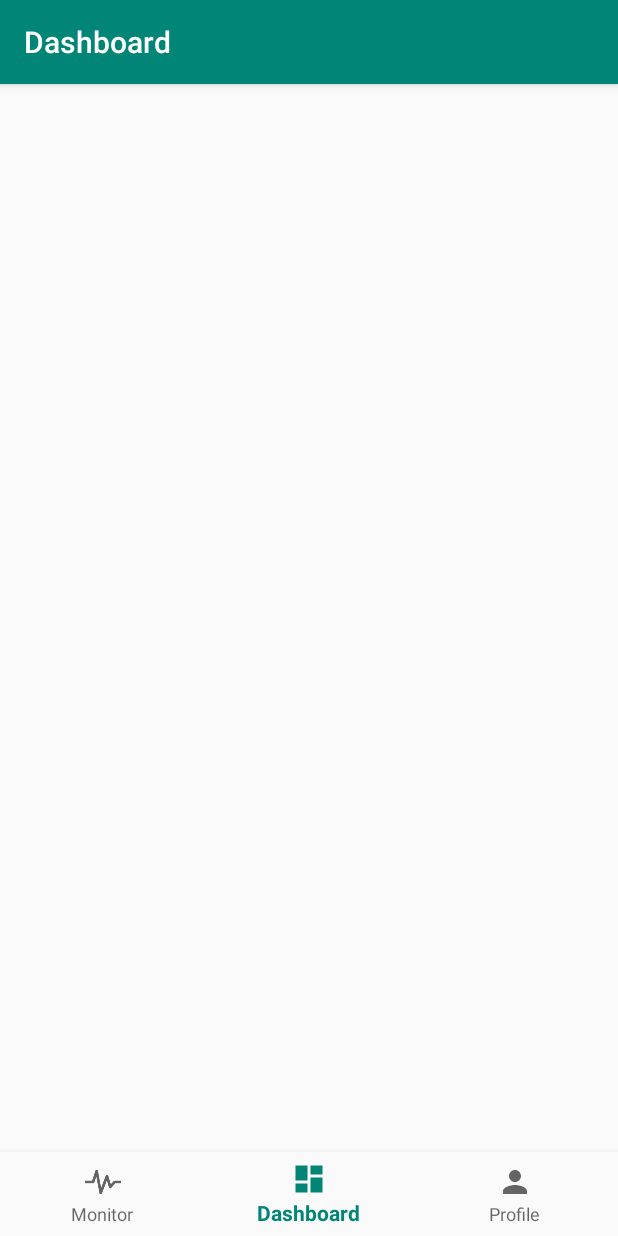
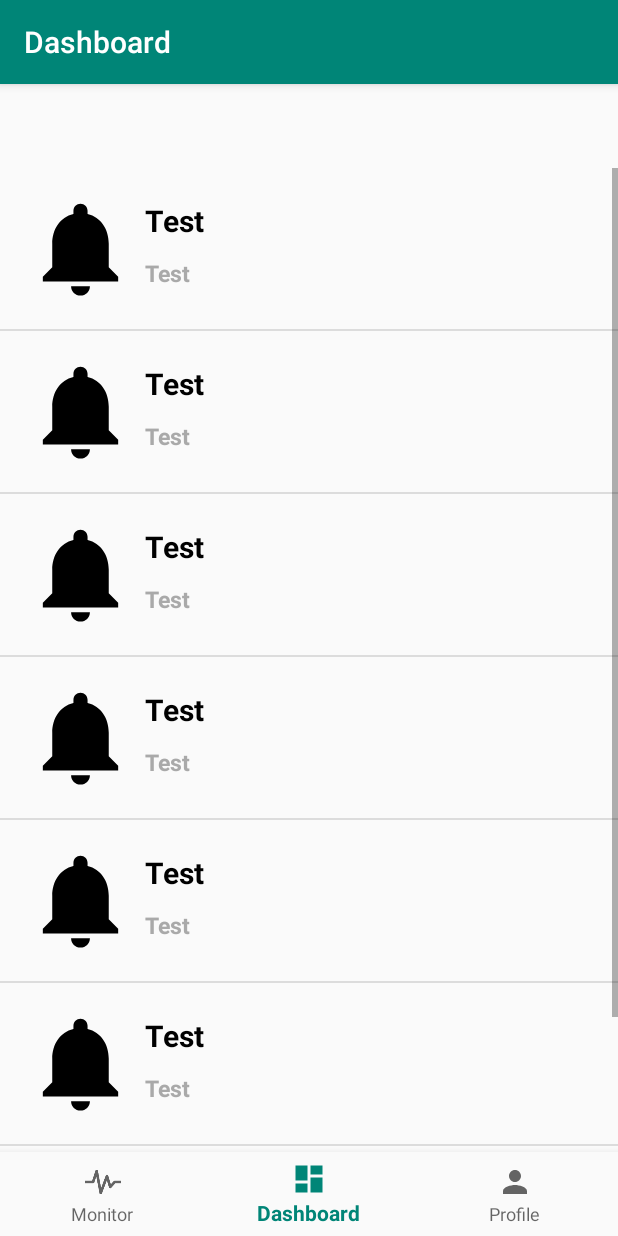
Before and after one commit to Zjjc123/Vitality, an Android app: the DashboardFragment screen opened through its navigation route, on a phone screen of 412 x 824 dp. Run offline under Robolectric (Android 15) with nearby library versions, the phone set to English and light mode, and no system bars; our stand-ins replace navigation-ui.

Commit message:
Dashboard test

```diff
--- a/app/src/main/java/com/JGR/HeartRateMonitor/ui/DashboardFragment.java
+++ b/app/src/main/java/com/JGR/HeartRateMonitor/ui/DashboardFragment.java
@@ -9,14 +9,104 @@ import androidx.annotation.NonNull;
 import androidx.fragment.app.Fragment;
 
 import com.JGR.HeartRateMonitor.R;
+import android.content.Context;
+import android.os.Bundle;
+import android.view.LayoutInflater;
+import android.view.View;
+import android.view.ViewGroup;
+import android.widget.AdapterView;
+import android.widget.ArrayAdapter;
+import android.widget.ImageView;
+import android.widget.ListView;
+import android.widget.TextView;
+import android.widget.Toast;
+import androidx.annotation.Nullable;
+import androidx.annotation.NonNull;
+import androidx.fragment.app.Fragment;
 
 public class DashboardFragment extends Fragment {
 
+    ListView listView;
+    String mTitle[] = {
+            "Test",
+            "Test",
+            "Test",
+            "Test",
+            "Test",
+            "Test",
+            "Test"
+    };
+    String mDescription[] = {
+            "Test",
+            "Test",
+            "Test",
+            "Test",
+            "Test",
+            "Test",
+            "Test"
+    };
+    int images[] = {
+            R.drawable.ic_notifications_black_24dp,
+            R.drawable.ic_notifications_black_24dp,
+            R.drawable.ic_notifications_black_24dp,
+            R.drawable.ic_notifications_black_24dp,
+            R.drawable.ic_notifications_black_24dp,
+            R.drawable.ic_notifications_black_24dp,
+            R.drawable.ic_notifications_black_24dp
+    };
+
     public View onCreateView(@NonNull LayoutInflater inflater,
                              ViewGroup container, Bundle savedInstanceState) {
+        View view = inflater.inflate(R.layout.fragment_dashboard, container, false);
+        listView = view.findViewById(R.id.text_dashboard);
+        ((ViewGroup)listView.getParent()).removeView(listView);
+        final Context c = getContext();
 
-        View root = inflater.inflate(R.layout.fragment_dashboard, container, false);
+        DashboardFragment.MyAdapter adapter = new DashboardFragment.MyAdapter(c, mTitle, mDescription, images);
+        listView.setAdapter(adapter);
 
-        return root;
+        listView.setOnItemClickListener(new AdapterView.OnItemClickListener() {
+            @Override
+            public void onItemClick(AdapterView<?> parent, View view, int position, long id) {
+                if (position ==  0) {
+                    Toast.makeText(c, "Test Description", Toast.LENGTH_SHORT).show();
+                }
+            }
+        });
+
+        return listView;
     }
+
+    class MyAdapter extends ArrayAdapter<String> {
+
+        Context context;
+        String rTitle[];
+        String rDescription[];
+        int rImgs[];
+
+        MyAdapter(Context c, String title[], String description[], int imgs[]) {
+            super(c, R.layout.category_row, R.id.textView1, title);
+            this.context = c;
+            this.rTitle = title;
+            this.rDescription = description;
+            this.rImgs = imgs;
+        }
+
+        @NonNull
+        @Override
+        public View getView(int position, @Nullable View convertView, @NonNull ViewGroup parent) {
+            LayoutInflater layoutInflater = (LayoutInflater) context.getApplicationContext().getSystemService(Context.LAYOUT_INFLATER_SERVICE);
+            View row = layoutInflater.inflate(R.layout.category_row, parent, false);
+            ImageView images = row.findViewById(R.id.image);
+            TextView myTitle = row.findViewById(R.id.textView1);
+            TextView myDescription = row.findViewById(R.id.textView2);
+
+            images.setImageResource(rImgs[position]);
+            myTitle.setText(rTitle[position]);
+            myDescription.setText(rDescription[position]);
+
+            return row;
+        }
+    }
+
 }
--- a/app/src/main/res/layout/activity_main.xml
+++ b/app/src/main/res/layout/activity_main.xml
@@ -15,8 +15,10 @@
         app:defaultNavHost="true"
         app:layout_constraintBottom_toTopOf="@+id/nav_view"
         app:layout_constraintEnd_toEndOf="parent"
+        app:layout_constraintHorizontal_bias="0.0"
         app:layout_constraintStart_toStartOf="parent"
         app:layout_constraintTop_toTopOf="parent"
+        app:layout_constraintVertical_bias="0.0"
         app:navGraph="@navigation/mobile_navigation" />
 
     <com.google.android.material.bottomnavigation.BottomNavigationView
--- /dev/null
+++ b/app/src/main/res/layout/category_row.xml
@@ -0,0 +1,46 @@
+<?xml version="1.0" encoding="utf-8"?>
+<LinearLayout
+    xmlns:android="http://schemas.android.com/apk/res/android"
+    android:layout_width="match_parent"
+    android:layout_height="wrap_content"
+    android:orientation="horizontal"
+    android:padding="16dp"
+    >
+
+    <ImageView
+        android:layout_width="75dp"
+        android:layout_height="75dp"
+        android:src="@mipmap/ic_launcher"
+        android:id="@+id/image"
+        />
+    <LinearLayout
+        android:layout_width="match_parent"
+        android:layout_height="wrap_content"
+        android:orientation="vertical"
+        >
+
+        <TextView
+            android:layout_width="match_parent"
+            android:layout_height="wrap_content"
+            android:text="Main Title"
+            android:textColor="#000"
+            android:textStyle="bold"
+            android:layout_margin="5dp"
+            android:textSize="20sp"
+            android:id="@+id/textView1"
+            />
+
+        <TextView
+            android:layout_width="match_parent"
+            android:layout_height="wrap_content"
+            android:text="Sub Title"
+            android:textColor="#a9a9a9"
+            android:textStyle="bold"
+            android:layout_margin="5dp"
+            android:textSize="15sp"
+            android:id="@+id/textView2"
+            />
+
+    </LinearLayout>
+
+</LinearLayout>
--- a/app/src/main/res/layout/fragment_dashboard.xml
+++ b/app/src/main/res/layout/fragment_dashboard.xml
@@ -1,19 +1,17 @@
 <?xml version="1.0" encoding="utf-8"?>
-<androidx.constraintlayout.widget.ConstraintLayout xmlns:android="http://schemas.android.com/apk/res/android"
+<LinearLayout xmlns:android="http://schemas.android.com/apk/res/android"
     xmlns:app="http://schemas.android.com/apk/res-auto"
+    xmlns:tools="http://schemas.android.com/tools"
     android:layout_width="match_parent"
-    android:layout_height="match_parent">
+    android:layout_height="match_parent"
+    android:orientation="vertical"
+    tools:context=".MainActivity">
 
-    <TextView
+    <ListView
+        android:layout_width="match_parent"
+        android:layout_height="match_parent"
         android:id="@+id/text_dashboard"
-        android:layout_width="match_parent"
-        android:layout_height="wrap_content"
-        android:layout_marginStart="8dp"
-        android:layout_marginTop="8dp"
-        android:layout_marginEnd="8dp"
-        android:textAlignment="center"
-        android:textSize="20sp"
-        app:layout_constraintEnd_toEndOf="parent"
-        app:layout_constraintStart_toStartOf="parent"
-        app:layout_constraintTop_toTopOf="parent" />
-</androidx.constraintlayout.widget.ConstraintLayout>
+        >
+    </ListView>
+
+</LinearLayout>
```
